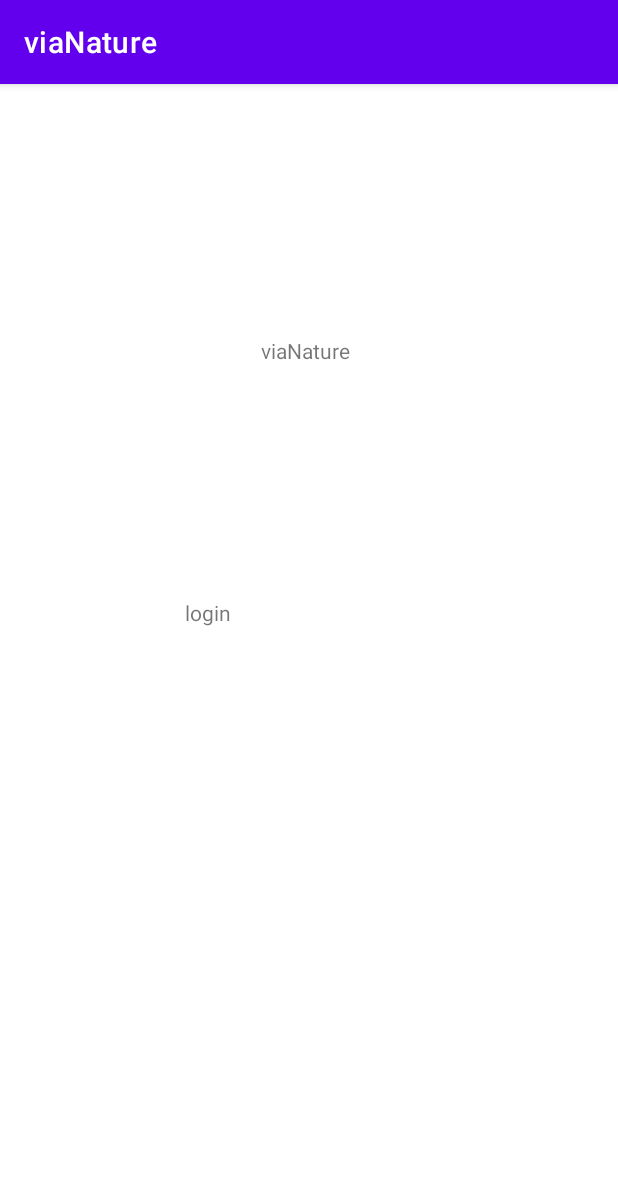
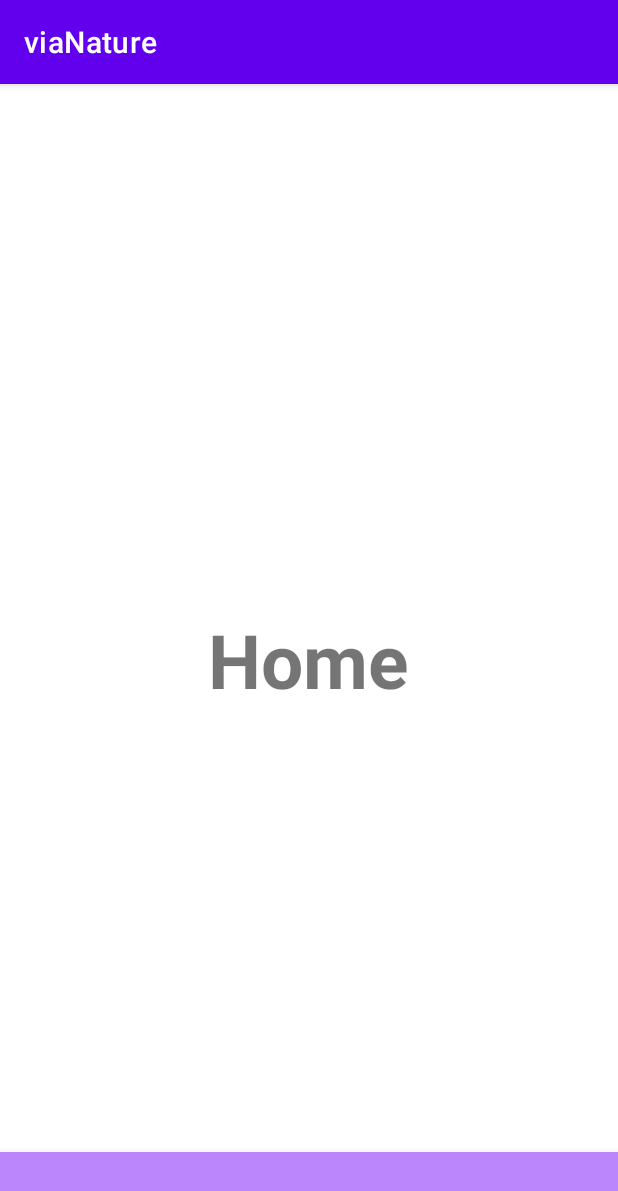
Before and after one commit to nedelchr/viaNatureRepo, an Android app: the screen it shows after launch (MainActivity), on a phone screen of 412 x 824 dp. Shown: the top 1191 px of the screen. Run offline under Robolectric (Android 15) with nearby library versions, the phone set to English and light mode, and no system bars; 2 statements that could not run were skipped.

Commit message:
new navigation bar integration +selector added +bottom navigation layout added

```diff
--- /dev/null
+++ b/app/src/main/res/drawable/selector.xml
@@ -0,0 +1,10 @@
+<?xml version="1.0" encoding="utf-8"?>
+<selector xmlns:android="http://schemas.android.com/apk/res/android">
+    <item
+        android:state_selected="true"
+        android:color="@color/white" />
+
+    <item
+        android:state_selected="false"
+        android:color="@color/black" />
+</selector>
--- a/app/src/main/res/layout/activity_main.xml
+++ b/app/src/main/res/layout/activity_main.xml
@@ -1,5 +1,7 @@
 <?xml version="1.0" encoding="utf-8"?>
-<androidx.constraintlayout.widget.ConstraintLayout xmlns:android="http://schemas.android.com/apk/res/android"
+<RelativeLayout
+
+    xmlns:android="http://schemas.android.com/apk/res/android"
     xmlns:app="http://schemas.android.com/apk/res-auto"
     xmlns:tools="http://schemas.android.com/tools"
     android:layout_width="match_parent"
@@ -7,27 +9,22 @@
     tools:context=".MainActivity">
 
     <TextView
-        android:id="@+id/logo"
-        android:layout_width="62dp"
-        android:layout_height="16dp"
-        android:text="viaNature"
-        app:layout_constraintBottom_toBottomOf="parent"
-        app:layout_constraintEnd_toEndOf="parent"
-        app:layout_constraintHorizontal_bias="0.498"
-        app:layout_constraintStart_toStartOf="parent"
-        app:layout_constraintTop_toTopOf="parent"
-        app:layout_constraintVertical_bias="0.223" />
+        android:layout_width="wrap_content"
+        android:layout_height="wrap_content"
+        android:text="Home"
+        android:textSize="50dp"
+        android:textStyle="bold"
+        android:layout_centerInParent="true"/>
 
-    <TextView
-        android:id="@+id/login"
-        android:layout_width="164dp"
-        android:layout_height="83dp"
-        android:text="login"
-        app:layout_constraintBottom_toBottomOf="parent"
-        app:layout_constraintEnd_toEndOf="parent"
-        app:layout_constraintHorizontal_bias="0.497"
-        app:layout_constraintStart_toStartOf="parent"
-        app:layout_constraintTop_toTopOf="parent"
-        tools:ignore="HardcodedText,MissingConstraints" />
+    <com.google.android.material.bottomnavigation.BottomNavigationView
+        android:layout_width="match_parent"
+        android:layout_height="wrap_content"
+        android:id="@+id/bottom_navigation"
+        android:background="@color/purple_200"
+        app:itemTextColor="@drawable/selector"
+        app:itemIconTint="@drawable/selector"
+        app:menu="@menu/menu_navigation"
+        android:layout_alignParentBottom="true"/>
 
-</androidx.constraintlayout.widget.ConstraintLayout>
+
+</RelativeLayout>
```
